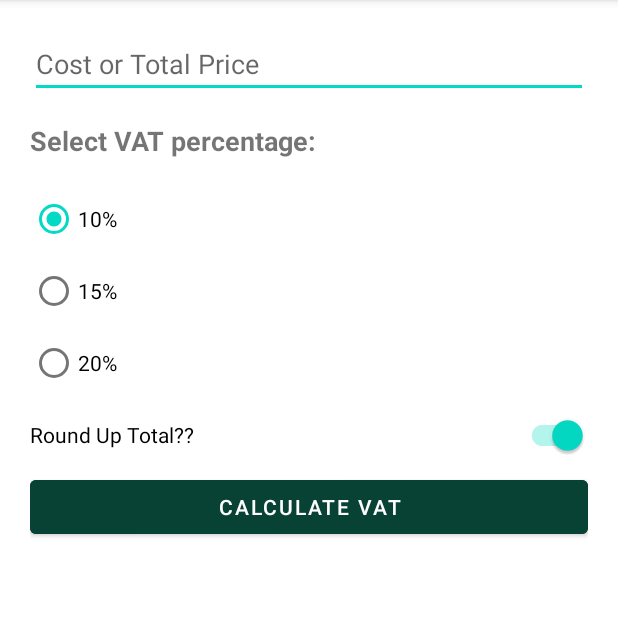
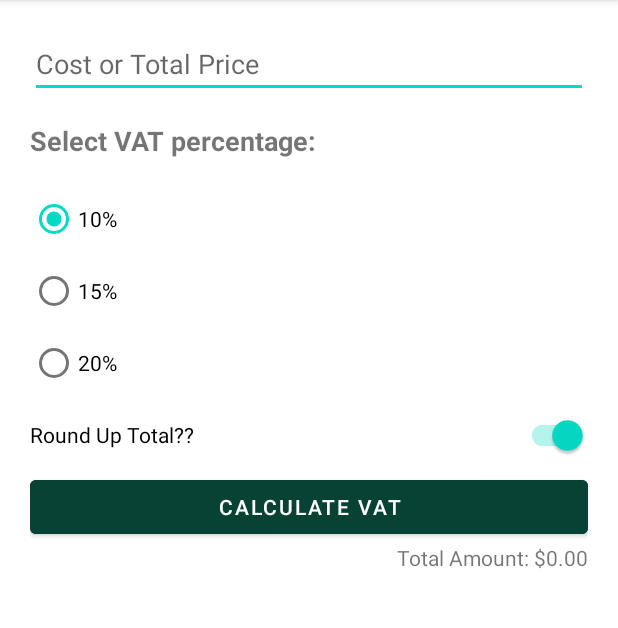
Before and after one commit to SumayyahAlsaid/VatApp, an Android app: the screen it shows after launch (MainActivity), after a tap on "CALCULATE VAT", on a phone screen of 412 x 824 dp, the part 84-712 px from its top. Run offline under Robolectric (Android 15) with nearby library versions, the phone set to English and light mode, and no system bars; 1 statement that could not run was skipped.

Commit message:
Calculate the vat

```diff
--- a/app/src/main/java/com/example/vatapp/MainActivity.kt
+++ b/app/src/main/java/com/example/vatapp/MainActivity.kt
@@ -3,6 +3,7 @@ package com.example.vatapp
 import androidx.appcompat.app.AppCompatActivity
 import android.os.Bundle
 import com.example.vatapp.databinding.ActivityMainBinding
+import java.text.NumberFormat
 
 class MainActivity : AppCompatActivity() {
 
@@ -22,7 +23,28 @@ class MainActivity : AppCompatActivity() {
     }
 
     private fun calculateVat() {
-        TODO("Not yet implemented")
+
+        val stringInTextField = binding.etTotalCost.text.toString()
+        val cost = stringInTextField.toDouble()
+
+        val vatPercentage = when(binding.rgVatOption.checkedRadioButtonId) {
+            R.id.rb_vat_10 -> 0.10
+            R.id.rb_vat_15 -> 0.15
+            else -> 0.20
+        }
+
+        var vat = vatPercentage * cost
+        var total = vat + cost
+
+        // check switch
+        val roundVat = binding.switchRoundUp.isChecked
+        if (roundVat){
+            total = kotlin.math.ceil(total)
+        }
+
+        // Total Formatting
+        val formattedTotal = NumberFormat.getCurrencyInstance().format(total)
+        binding.txtCostTotal.text = getString(R.string.total_amount, formattedTotal)
     }
 
 }
--- a/app/src/main/res/values/strings.xml
+++ b/app/src/main/res/values/strings.xml
@@ -7,4 +7,5 @@
     <string name="_20">20%</string>
     <string name="round_up_total">Round Up Total??</string>
     <string name="calculate_vat">Calculate VAT</string>
+    <string name="total_amount">Total Amount: %s</string>
 </resources>
```
